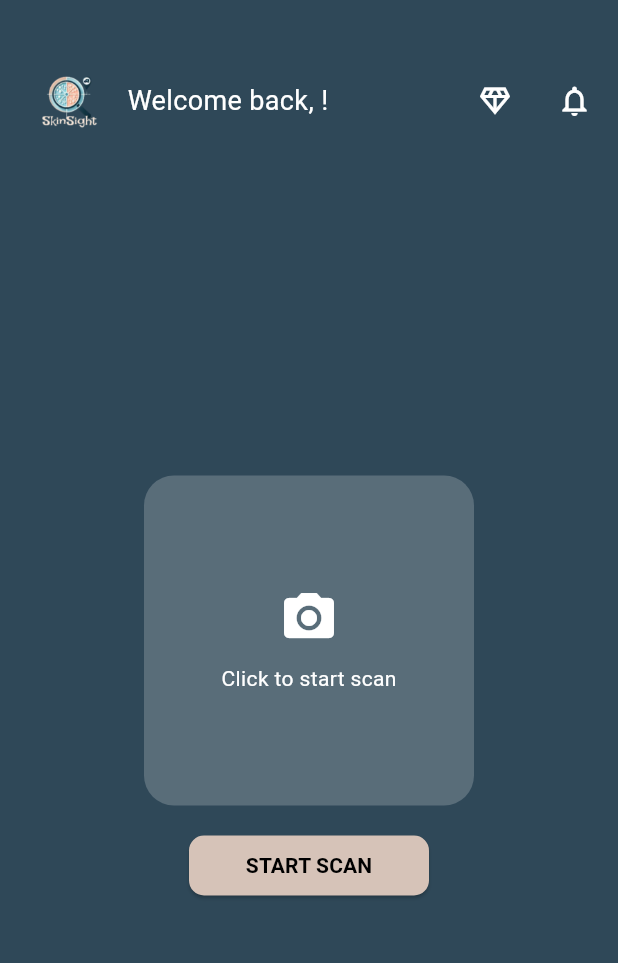
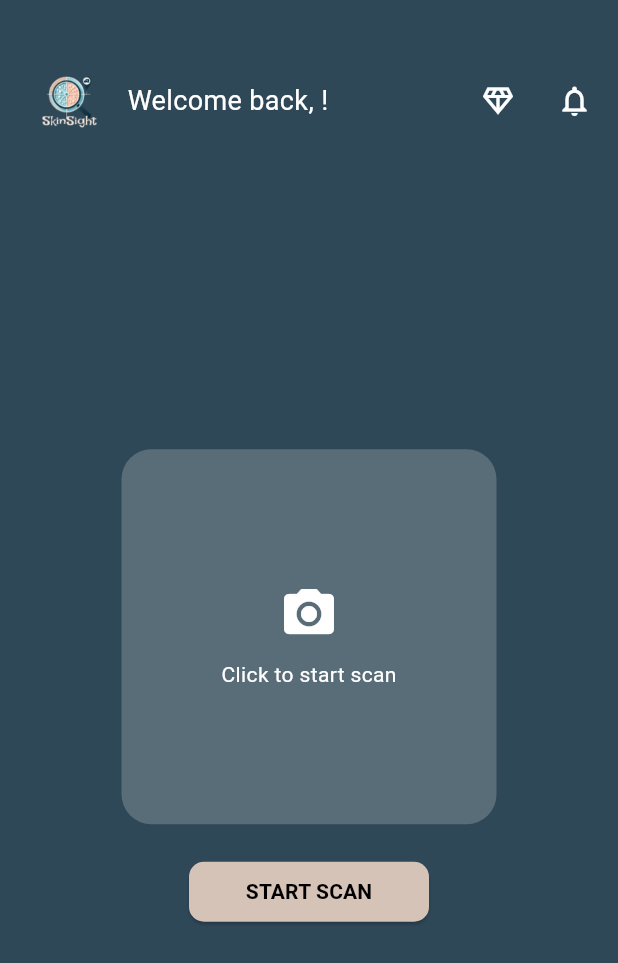
Before and after one commit to fatehahsofian21/fyp, a Flutter app: the HomeScreen screen opened directly, on a phone screen of 412 x 824 dp. Shown: the top 963 px of the screen. Run offline on Flutter 3.47's test engine with Material 3 defaults, Android fonts, the phone set to English and light mode, and no system bars; our stand-ins replace cloud_firestore, firebase_auth, firebase_core, image_picker; accounts and stored records are empty.

Commit message:
paling latest

```diff
--- a/lib/home.dart
+++ b/lib/home.dart
@@ -153,7 +153,7 @@ class _HomeScreenState extends State<HomeScreen> {
                           color: Colors.white),
                       onPressed: () {},
                     ),
-                    const SizedBox(width: 5),
+                    const SizedBox(width: 3), // Tighter spacing
                     IconButton(
                       icon: const Icon(Icons.notifications_outlined,
                           color: Colors.white),
@@ -167,16 +167,18 @@ class _HomeScreenState extends State<HomeScreen> {
         ),
       ),
       body: Center(
-        // Centering all content vertically and horizontally
+        // **Everything Centered**
         child: Column(
-          mainAxisAlignment: MainAxisAlignment.center, // Perfectly centered
-          crossAxisAlignment: CrossAxisAlignment.center, // Center horizontally
+          mainAxisAlignment:
+              MainAxisAlignment.center, // **Centered between top & bottom**
+          crossAxisAlignment:
+              CrossAxisAlignment.center, // **Centered left & right**
           children: [
             GestureDetector(
               onTap: _showImageSourceDialog,
               child: Container(
-                width: 220,
-                height: 220,
+                width: 250, // **Slightly smaller**
+                height: 250, // **Slightly smaller**
                 decoration: BoxDecoration(
                   color: Colors.white.withOpacity(0.2),
                   borderRadius: BorderRadius.circular(20),
@@ -202,7 +204,7 @@ class _HomeScreenState extends State<HomeScreen> {
                     : null,
               ),
             ),
-            const SizedBox(height: 20), // Space between image and button
+            const SizedBox(height: 25), // **Balanced Spacing**
             SizedBox(
               width: 160,
               height: 40,
```
Also changed, not shown: lib/result.dart (+94 -14 lines).
